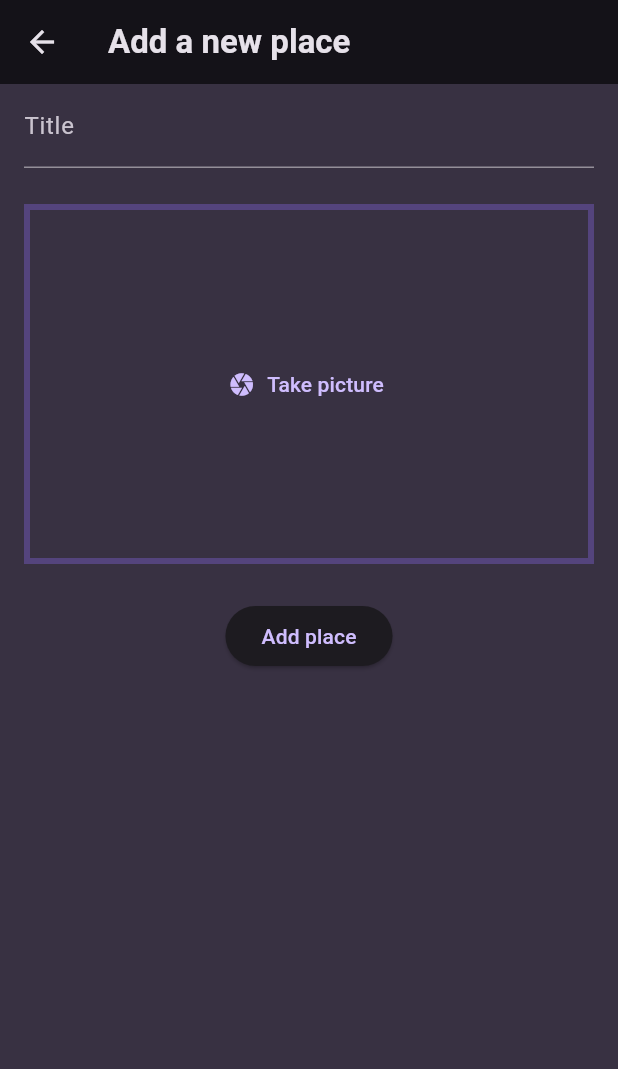
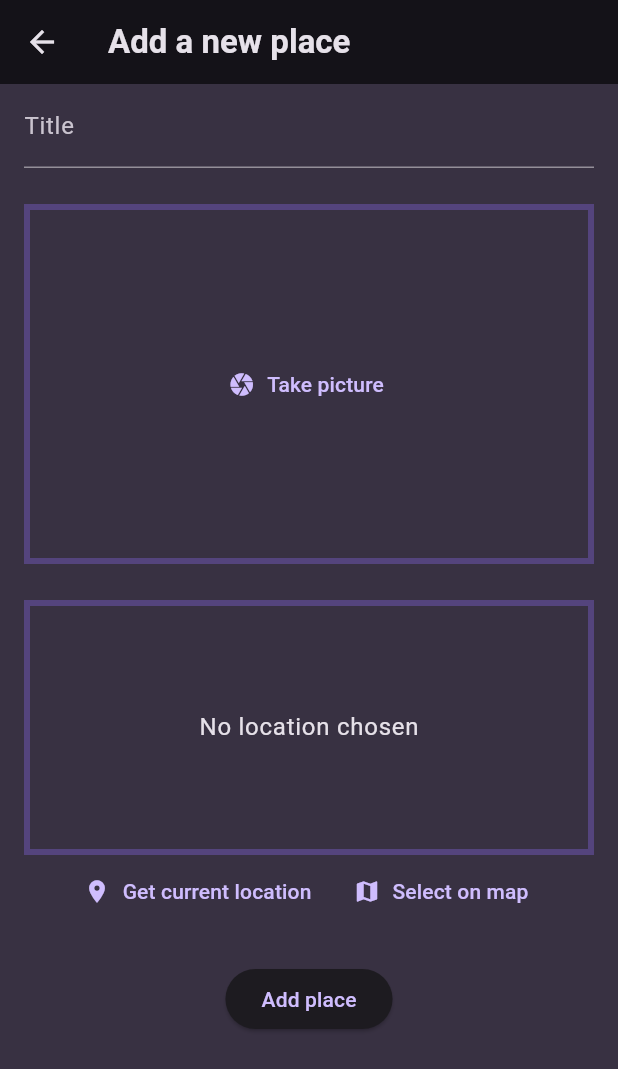
Before and after one commit to tatsurou9003/flutter_projects_overture, a Flutter app: the AddPlaceScreen screen opened directly, on a phone screen of 412 x 824 dp. Shown: the top 1069 px of the screen. Run offline on Flutter 3.47's test engine with Material 3 defaults, Android fonts, the phone set to English and light mode, and no system bars; our stand-ins replace flutter_riverpod, google_fonts, image_picker, just_audio, percent_indicator, transparent_image.

Commit message:
location

```diff
--- a/place_app/lib/screens/add_place.dart
+++ b/place_app/lib/screens/add_place.dart
@@ -3,6 +3,8 @@ import 'package:flutter_riverpod/flutter_riverpod.dart';
 import 'package:place_app/providers/user_places.dart';
 import 'package:place_app/widgets/image_input.dart';
 import 'dart:io';
+
+import 'package:place_app/widgets/location_input.dart';
 
 class AddPlaceScreen extends ConsumerStatefulWidget {
   const AddPlaceScreen({super.key});
@@ -62,6 +64,8 @@ class _AddPlaceScreenState extends ConsumerState<AddPlaceScreen> {
                 },
               ),
               const SizedBox(height: 24),
+              LocationInput(),
+              const SizedBox(height: 24),
               ElevatedButton(
                 onPressed: _savePlace,
                 child: const Text('Add place'),
--- a/place_app/lib/widgets/location_input.dart
+++ b/place_app/lib/widgets/location_input.dart
@@ -0,0 +1,47 @@
+import 'package:flutter/material.dart';
+
+class LocationInput extends StatefulWidget {
+  const LocationInput({super.key});
+
+  @override
+  State<LocationInput> createState() => _LocationInputState();
+}
+
+class _LocationInputState extends State<LocationInput> {
+  @override
+  Widget build(BuildContext context) {
+    return Column(
+      children: [
+        Container(
+          height: 170,
+          width: double.infinity,
+          alignment: Alignment.center,
+          decoration: BoxDecoration(
+            border: Border.all(
+                width: 4,
+                color: Theme.of(context).primaryColor.withOpacity(0.6)),
+          ),
+          child: Text(
+            'No location chosen',
+            style: Theme.of(context).textTheme.bodyLarge!.copyWith(
+                  color: Theme.of(context).colorScheme.onBackground,
+                ),
+          ),
+        ),
+        Row(
+          mainAxisAlignment: MainAxisAlignment.center,
+          children: [
+            TextButton.icon(
+                onPressed: () {},
+                icon: const Icon(Icons.location_on),
+                label: const Text('Get current location')),
+            TextButton.icon(
+                onPressed: () {},
+                icon: const Icon(Icons.map),
+                label: const Text('Select on map'))
+          ],
+        ),
+      ],
+    );
+  }
+}
```
